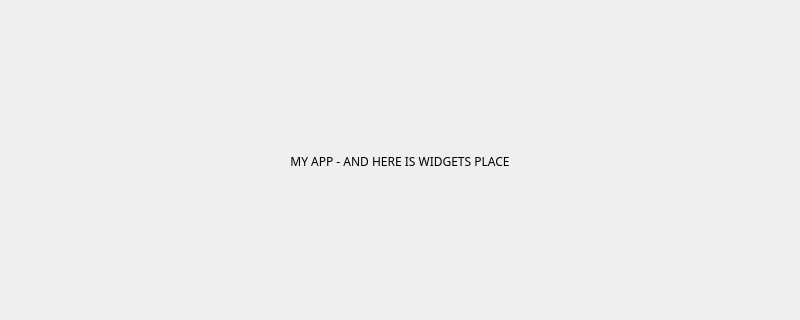
Old version of the form Splash_Screen_with_Python/Splash_Screen_UI/main.ui in the repository MKarimi21/PythonAndQTQuickProject; both pictures show x 0 to 800 and y 128 to 448 of the 800 by 600 pixel window.
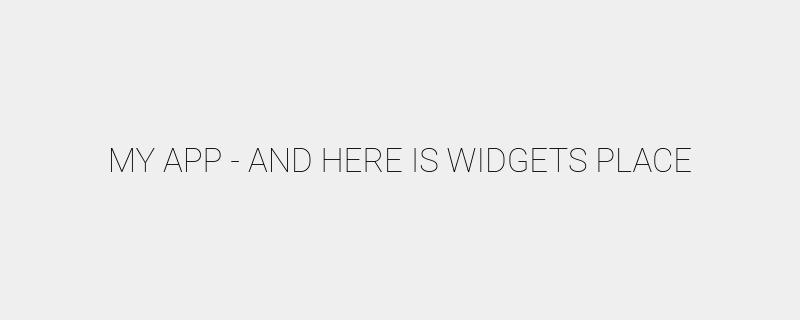
New version of the form.

Patch:
```diff
--- a/Splash_Screen_with_Python/Splash_Screen_UI/main.ui
+++ b/Splash_Screen_with_Python/Splash_Screen_UI/main.ui
@@ -19,7 +19,8 @@
      <widget class="QLabel" name="label">
       <property name="font">
        <font>
-        <family>Rockwell</family>
+        <family>Roboto Thin</family>
+        <pointsize>25</pointsize>
        </font>
       </property>
       <property name="text">
```
